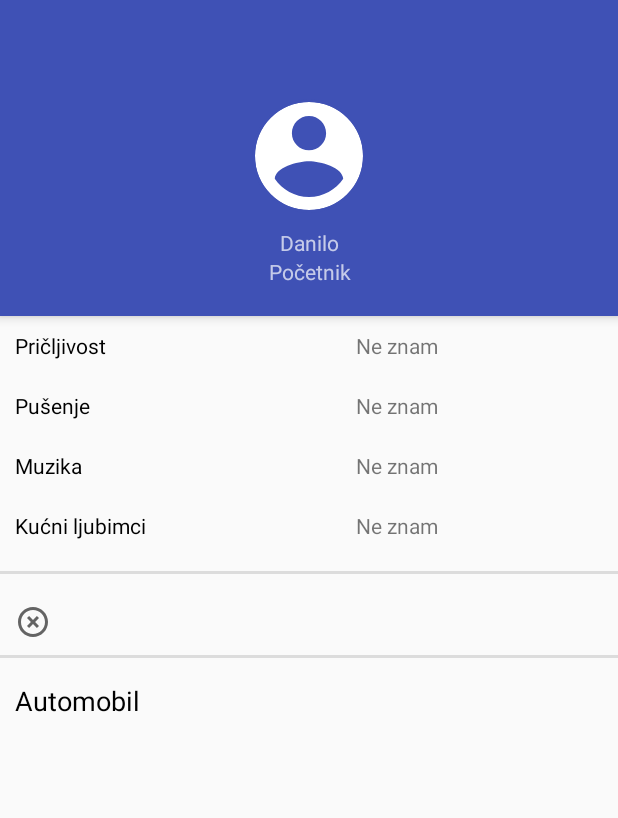
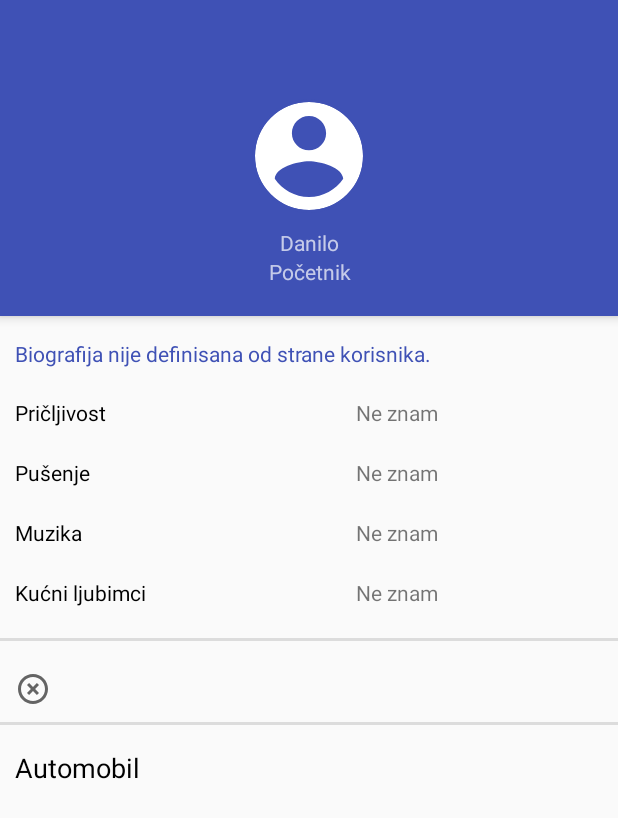
Before and after one commit to dachaKG/Stoper, an Android app: the layout activity_show_profile.xml on its own in the app's theme, with its tools: preview values and no code run, on a phone screen of 412 x 824 dp. Shown: the top 818 px of the screen. Run offline under Robolectric (Android 15) with nearby library versions, the phone set to English and light mode, and no system bars.

Commit message:
Prikaz profila korisnika izmena

```diff
--- a/Stoper/app/src/main/java/stoper/stoper/Api.java
+++ b/Stoper/app/src/main/java/stoper/stoper/Api.java
@@ -2,7 +2,7 @@ package stoper.stoper;
 
 public class Api {
 
-    public static String apiUrl = "http://192.168.0.15:8080";
+    public static String apiUrl = "http://192.168.137.178:8080";
 
     public static String baseName = "app";
 
--- a/Stoper/app/src/main/java/stoper/stoper/activities/EditProfileActivity.java
+++ b/Stoper/app/src/main/java/stoper/stoper/activities/EditProfileActivity.java
@@ -11,6 +11,7 @@ import android.net.Uri;
 import android.os.AsyncTask;
 import android.os.Handler;
 import android.provider.MediaStore;
+import android.support.design.widget.TextInputLayout;
 import android.support.v4.widget.NestedScrollView;
 import android.support.v7.app.AlertDialog;
 import android.support.v7.app.AppCompatActivity;
@@ -368,10 +369,6 @@ public class EditProfileActivity extends AppCompatActivity {
         }
     }
 
-
-
-
-
     private class GetUserDataTask extends AsyncTask<Void, Void,User> {
 
         protected User doInBackground(Void... voids) {
--- a/Stoper/app/src/main/res/layout/activity_ride_details.xml
+++ b/Stoper/app/src/main/res/layout/activity_ride_details.xml
@@ -327,6 +327,8 @@
             android:layout_marginTop="24dp"
             android:text="Driver name"
             android:textColor="@color/colorPrimary"
+            android:clickable="true"
+            android:onClick="onClickShowDriverProfile"
             app:layout_constraintStart_toEndOf="@+id/ride_driver_profile"
             app:layout_constraintTop_toBottomOf="@+id/ride_car_color" />
 
--- a/Stoper/app/src/main/res/layout/activity_show_profile.xml
+++ b/Stoper/app/src/main/res/layout/activity_show_profile.xml
@@ -19,6 +19,16 @@
         android:id="@+id/include2"
         layout="@layout/app_bar_profile_preview" />
 
+    <TextView
+        android:id="@+id/show_profile_biography"
+        android:layout_marginLeft="10dp"
+        android:layout_marginRight="10dp"
+        android:layout_width="match_parent"
+        android:layout_height="wrap_content"
+        android:textColor="@color/colorPrimary"
+        android:paddingTop="15dp"
+        android:paddingBottom="10dp"
+        android:text="Biografija nije definisana od strane korisnika."/>
 
     <GridLayout xmlns:android="http://schemas.android.com/apk/res/android"
         xmlns:tools="http://schemas.android.com/tools"
```
Also changed, not shown: Stoper/app/src/main/java/stoper/stoper/activities/RideDetailsActivity.java (+10 -1 lines), Stoper/app/src/main/java/stoper/stoper/activities/ShowProfileActivity.java (+51 -2 lines).
